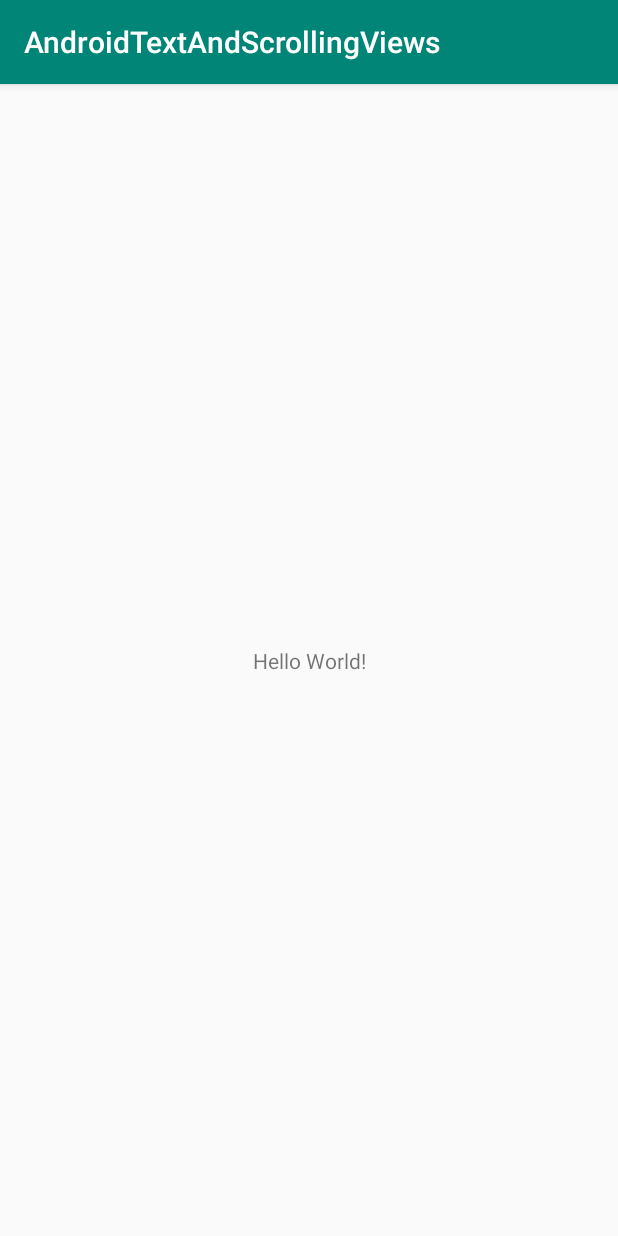
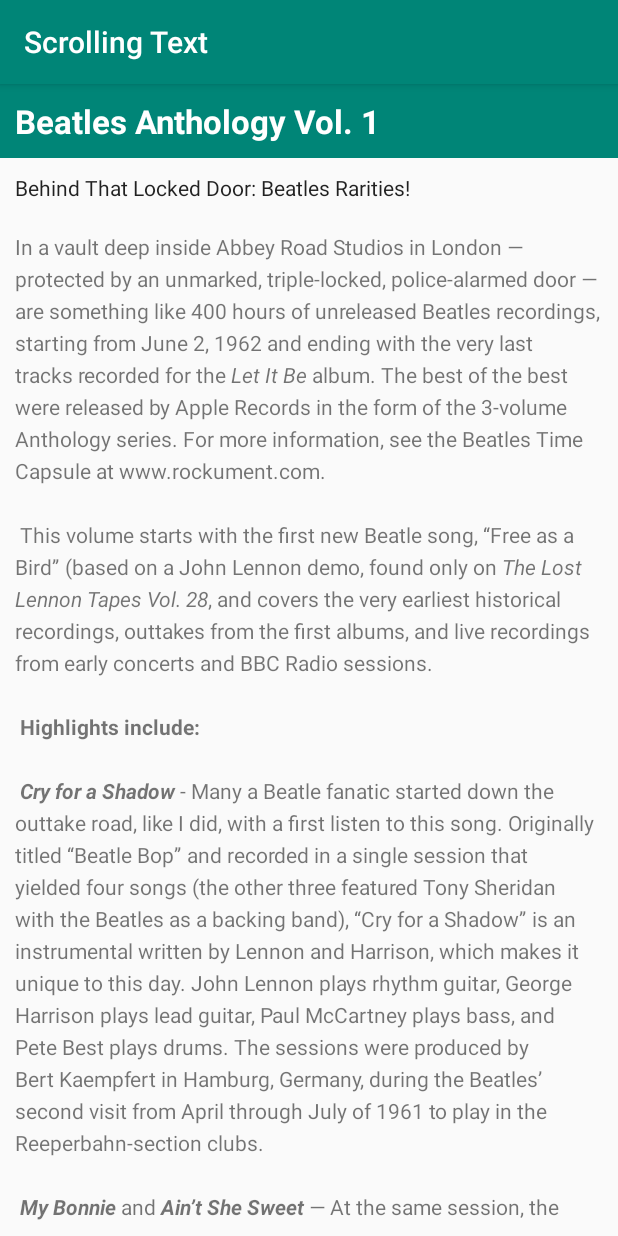
Before and after one commit to geneowak/android-text-and-scrolling-views, an Android app: the screen it shows after launch (MainActivity), on a phone screen of 412 x 824 dp. Run offline under Robolectric (Android 15) with nearby library versions, the phone set to English and light mode, and no system bars.

Commit message:
Task 1: Add and edit TextView elements

```diff
--- a/app/src/main/res/layout/activity_main.xml
+++ b/app/src/main/res/layout/activity_main.xml
@@ -1,18 +1,37 @@
 <?xml version="1.0" encoding="utf-8"?>
-<androidx.constraintlayout.widget.ConstraintLayout xmlns:android="http://schemas.android.com/apk/res/android"
-    xmlns:app="http://schemas.android.com/apk/res-auto"
+<RelativeLayout xmlns:android="http://schemas.android.com/apk/res/android"
     xmlns:tools="http://schemas.android.com/tools"
     android:layout_width="match_parent"
     android:layout_height="match_parent"
     tools:context=".MainActivity">
 
     <TextView
+        android:id="@+id/article_heading"
+        android:layout_width="match_parent"
+        android:layout_height="wrap_content"
+        android:background="@color/colorPrimary"
+        android:padding="@dimen/padding_regular"
+        android:text="@string/article_title"
+        android:textAppearance="@android:style/TextAppearance.DeviceDefault.Large"
+        android:textColor="@android:color/white"
+        android:textStyle="bold" />
+
+    <TextView
+        android:id="@+id/article_subheading"
+        android:layout_width="match_parent"
+        android:layout_height="wrap_content"
+        android:layout_below="@id/article_heading"
+        android:padding="@dimen/padding_regular"
+        android:text="@string/article_subtitle"
+        android:textAppearance="@android:style/TextAppearance.DeviceDefault" />
+
+    <TextView
+        android:id="@+id/article"
         android:layout_width="wrap_content"
         android:layout_height="wrap_content"
-        android:text="Hello World!"
-        app:layout_constraintBottom_toBottomOf="parent"
-        app:layout_constraintLeft_toLeftOf="parent"
-        app:layout_constraintRight_toRightOf="parent"
-        app:layout_constraintTop_toTopOf="parent" />
+        android:layout_below="@id/article_subheading"
+        android:lineSpacingExtra="@dimen/line_spacing"
+        android:padding="@dimen/padding_regular"
+        android:text="@string/article_text" />
 
-</androidx.constraintlayout.widget.ConstraintLayout>
+</RelativeLayout>
--- /dev/null
+++ b/app/src/main/res/values/dimens.xml
@@ -0,0 +1,5 @@
+<?xml version="1.0" encoding="utf-8"?>
+<resources>
+    <dimen name="padding_regular">10dp</dimen>
+    <dimen name="line_spacing">5sp</dimen>
+</resources>
--- a/app/src/main/res/values/strings.xml
+++ b/app/src/main/res/values/strings.xml
@@ -1,3 +1,25 @@
 <resources>
-    <string name="app_name">AndroidTextAndScrollingViews</string>
+    <string name="app_name">Scrolling Text</string>
+    <string name="article_title">Beatles Anthology Vol. 1</string>
+    <string name="article_subtitle">Behind That Locked Door: Beatles Rarities!</string>
+    <string name="article_text">In a vault deep inside Abbey Road Studios in London — protected by an unmarked, triple-locked, police-alarmed door — are something like 400 hours of unreleased Beatles recordings, starting from June 2, 1962 and ending with the very last tracks recorded for the <i>Let It Be</i> album. The best of the best were released by Apple Records in the form of the 3-volume Anthology series.
+        For more information, see the Beatles Time Capsule at www.rockument.com.
+\n\n
+This volume starts with the first new Beatle song, “Free as a Bird” (based on a John Lennon demo, found only on <i>The Lost Lennon Tapes Vol. 28</i>, and covers the very earliest historical recordings, outtakes from the first albums, and live recordings from early concerts and BBC Radio sessions.
+\n\n
+<b>Highlights include:</b>
+\n\n
+<b><i>Cry for a Shadow</i></b> - Many a Beatle fanatic started down the outtake road, like I did, with a first listen to this song. Originally titled “Beatle Bop” and recorded in a single session that yielded four songs (the other three featured Tony Sheridan with the Beatles as a backing band), “Cry for a Shadow” is an instrumental written by Lennon and Harrison, which makes it unique to this day. John Lennon plays rhythm guitar, George Harrison plays lead guitar, Paul McCartney plays bass, and Pete Best plays drums. The sessions were produced by Bert Kaempfert in Hamburg, Germany, during the Beatles’ second visit from April through July of 1961 to play in the Reeperbahn-section clubs.
+\n\n
+<b><i>My Bonnie</i></b> and <b><i>Ain’t She Sweet</i></b> — At the same session, the Beatles played on “My Bonnie” (the first-ever single with Beatles playing), as the backing band for English singer Tony Sheridan, originally a member of the Jets. The popularity of this single in Liverpool brought the Beatles to the attention of Brian Epstein, who worked in the NEMS record store and tried to meet demand for the disc. John Lennon then sings a fine “Ain’t She Sweet” (his first-ever released vocal).
+\n\n
+<b><i>Searchin</i></b> — A Jerry Leiber - Mike Stoller comedy song that was a hit for the Coasters in 1957, and a popular live favorite of the Beatles. The Coasters also had a hit with “Besame Mucho” and the Beatles covered that song as well. Ringo Starr had by now replaced Pete Best on drums. The high falsetto is George, who also plays a hesitant lead guitar. This is from their first audition for Decca Records in London on Jan 1., 1962, live in the studio. The Grateful Dead would later cover “Searchin” with a similar arrangement, Pigpen doing the Paul vocals. A live version is available on outtake records featuring the Dead joined by the Beach Boys!
+\n\n
+<b><i>Love Me Do</i></b> — An early version of the song, played a bit slower and with more of a blues feeling, and a cool bossa-nova beat in middle. Paul had to sing while John played harmonica — a first for the group. Pete Best played drums on this version.
+\n\n
+<b><i>She Loves You – Till There Was You – Twist and Shout</i></b> — Live at the Princess Wales Theatre by Leicester Square in London, attended by the Queen. “Till There Was You” (by Meredith Wilson) is from the musical The Music Man and a hit for Peggy Lee in 1961. Before playing it, Paul said it was recorded by his favorite American group, “Sophie Tucker” (which got some laughs). At the end, John tells the people in the cheaper seats to clap their hands, and the rest to “rattle your jewelry” and then announces “Twist and Shout” (a song by Bert Russell and Phil Medley that was first recorded in 1962 by the Isley Brothers). A film of the performance shows the Queen smiling at John’s remark.
+\n\n
+<b><i>Leave My Kitten Alone</i></b> — One of the lost Beatle songs recorded during the “Beatles For Sale” sessions but never released. This song, written by Little Willie John, Titus Turner, and James McDougal, was a 1959 R&amp;B hit for Little Willie John and covered by Johnny Preston before the Beatles tried it and shelved it. A reference to a “big fat bulldog” may have influenced John’s “Hey Bulldog” (Yellow Submarine album), which is a similar rocker.
+\n\n
+<b><i>One After 909</i></b> — A song recorded for the <i>Let It Be</i> album was actually worked on way back in the beginning, six years earlier. This take shows how they did it much more slowly, with an R&amp;B feel to it.</string>
 </resources>
```
